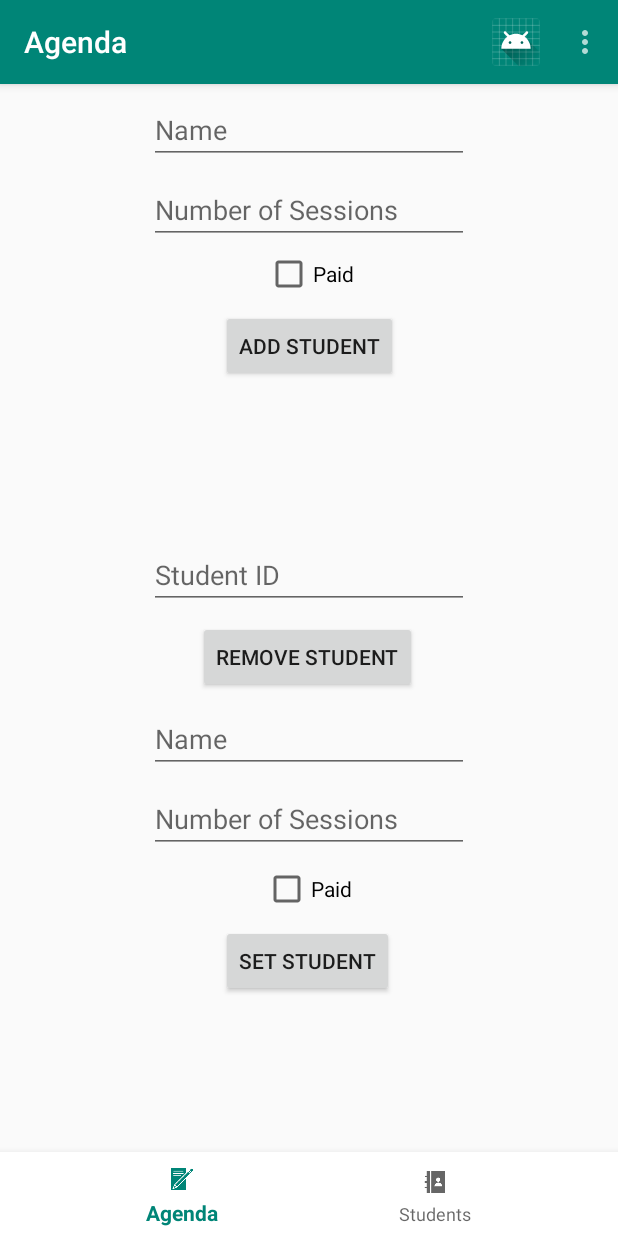
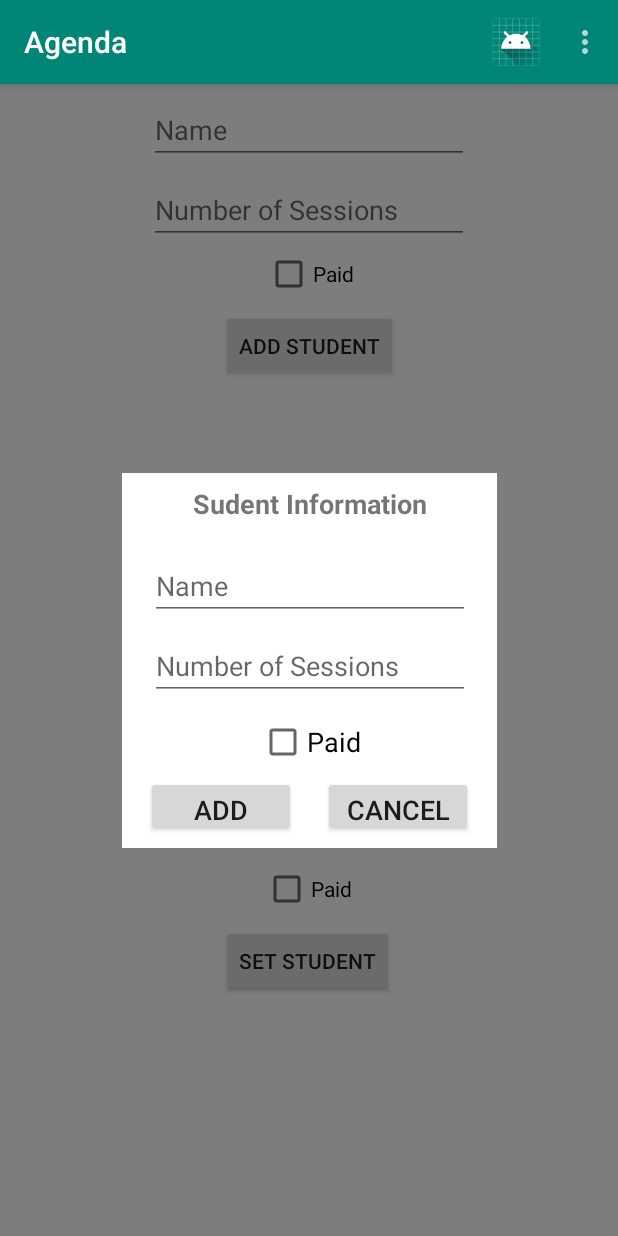
Before and after one commit to Monster25/AcademyApp, an Android app: the screen it shows after launch (MainActivity), in the options menu, after a tap on "Settings", on a phone screen of 412 x 824 dp. Run offline under Robolectric (Android 15) with nearby library versions, the phone set to English and light mode, and no system bars; our stand-ins replace Firebase (no records; nobody signed in at launch, a user with empty details on screens opened directly); 2 statements that could not run were skipped.

Commit message:
added stuff, accessibility, new fragments yus

```diff
--- a/app/src/main/java/com/application/academy/firebase/FirebaseQueryLiveData.java
+++ b/app/src/main/java/com/application/academy/firebase/FirebaseQueryLiveData.java
@@ -27,10 +27,6 @@ public class FirebaseQueryLiveData extends LiveData<DataSnapshot>
         this.query = database;
     }
 
-    public void addStudent()
-    {
-
-    }
 
     @Override
     protected void onActive()
--- a/app/src/main/java/com/application/academy/views/MainActivity.java
+++ b/app/src/main/java/com/application/academy/views/MainActivity.java
@@ -1,13 +1,18 @@
 package com.application.academy.views;
 
+import android.animation.Animator;
 import android.content.res.Configuration;
 import android.os.Bundle;
 //import android.support.v7.app.AppCompatActivity;
 import android.util.Log;
 import android.view.Menu;
 import android.view.MenuItem;
+import android.view.View;
+import android.widget.FrameLayout;
+
 import androidx.appcompat.widget.Toolbar;
 
+import com.application.academy.views.fragments.AddStudentFragment;
 import com.application.academy.views.fragments.AgendaFragment;
 import com.application.academy.firebase.FirebaseAdapter;
 import com.application.academy.R;
@@ -23,6 +28,11 @@ import androidx.annotation.NonNull;
 import androidx.appcompat.app.AppCompatActivity;
 import androidx.fragment.app.Fragment;
 import androidx.fragment.app.FragmentTransaction;
+import androidx.lifecycle.ViewModel;
+import androidx.lifecycle.ViewModelProviders;
+
+import static android.view.View.GONE;
+import static android.view.View.VISIBLE;
 
 
 public class MainActivity extends AppCompatActivity {
@@ -30,12 +40,19 @@ public class MainActivity extends AppCompatActivity {
 
     BottomNavigationView bottomNav;
     Toolbar topNav;
+    private StudentViewModel viewModel;
     private String COMMON_TAG;
-
+    private View fadeBackground;
+    private FrameLayout mainFragmentLayout, addStudentFragmentLayout;
     @Override
     protected void onCreate(final Bundle savedInstanceState) {
         super.onCreate(savedInstanceState);
         setContentView(R.layout.activity_main);
+
+        viewModel = ViewModelProviders.of(this).get(StudentViewModel.class);
+        mainFragmentLayout = findViewById(R.id.fragmentPlaceholder);
+        addStudentFragmentLayout = findViewById(R.id.addStudentFragmentPlaceholder);
+        fadeBackground = findViewById(R.id.fadeBackground);
 
         topNav =  findViewById(R.id.app_toolbar);
         setSupportActionBar(topNav);
@@ -72,28 +89,38 @@ public class MainActivity extends AppCompatActivity {
         getMenuInflater().inflate(R.menu.top_navigation_items,menu);
         return super.onCreateOptionsMenu(menu);
     }
-
+    //Top bar item selection
     @Override
     public boolean onOptionsItemSelected(MenuItem item)
     {
+        Fragment fragment = null;
         switch(item.getItemId())
         {
             case R.id.action_settings:
                 //User chooses the "Settings" item, show the app settings UI
+                fragment = new AddStudentFragment();
                 return true;
 
             case R.id.action_favorite:
-                //User chooses the "Favorite" action, mark the current item
-                //as favorite
+                //Add addStudent Fragment but check if it already exists.
+                fragment = getSupportFragmentManager().findFragmentById(R.id.addStudentFragmentPlaceholder);
+                if (fragment instanceof AddStudentFragment);
+                else
+            {
+                fadeBackground();
+                fragment = new AddStudentFragment();
+                FragmentTransaction ft = getSupportFragmentManager().beginTransaction();
+                ft.replace(R.id.addStudentFragmentPlaceholder, fragment);
+                ft.commit();
+            }
                 return true;
-
             default:
                 return super.onOptionsItemSelected(item);
         }
 
-
     }
 
+    //Bottom Nav Fragment Navigation
     public void displayView(int viewId) {
         Fragment fragment = null;
         String title = getString(R.string.app_name);
@@ -116,7 +143,7 @@ public class MainActivity extends AppCompatActivity {
 
         }
 
-
+        //Switch to that fragment
         if (fragment != null) {
             FragmentTransaction ft = getSupportFragmentManager().beginTransaction();
             ft.replace(R.id.fragmentPlaceholder, fragment);
@@ -126,7 +153,7 @@ public class MainActivity extends AppCompatActivity {
     }
 
 
-
+//Keep fragments from resetting due to orientation
         @Override
     public void onConfigurationChanged(Configuration newConfig)
         {
@@ -141,6 +168,46 @@ public class MainActivity extends AppCompatActivity {
                     Log.i(COMMON_TAG, "portrait");
                 }
         }
+        public StudentViewModel getViewModel()
+        {
+            return viewModel;
+        }
+
+        //Fade background between the two fragments
+
+        public void fadeBackground()
+        {
+            //fadeBackground.setVisibility(View.VISIBLE);
+           // fadeBackground.setAlpha(0f);
+            addStudentFragmentLayout.setClickable(true);
+            bottomNav.setVisibility(GONE);
+            fadeBackground.animate().alpha(0.5f); //grey out value
+
+        }
+
+        public void unFadeBackground()
+        {
+            //ANIMATION - NEED TESTING
+            //fadeBackground.setAlpha(0.5f);
+            addStudentFragmentLayout.setClickable(false);
+            bottomNav.setVisibility(VISIBLE);
+            fadeBackground.animate().alpha(0.0f);
+        }
 
 
+        //Make sure app doesn't close due to pressing back.
+    @Override
+    public void onBackPressed()
+    {
+        Fragment fragment = getSupportFragmentManager().findFragmentById(R.id.addStudentFragmentPlaceholder);
+        if (fragment instanceof AddStudentFragment)
+        {
+            unFadeBackground();
+            getSupportFragmentManager().beginTransaction().remove(fragment).commit();
+        }
+        else
+        {
+            super.onBackPressed();
+        }
+    }
 }
--- /dev/null
+++ b/app/src/main/java/com/application/academy/views/fragments/AddStudentFragment.java
@@ -0,0 +1,81 @@
+package com.application.academy.views.fragments;
+
+import android.os.Bundle;
+import android.view.KeyEvent;
+import android.view.LayoutInflater;
+import android.view.View;
+import android.view.ViewGroup;
+import android.widget.Button;
+import android.widget.CheckBox;
+import android.widget.EditText;
+
+import androidx.fragment.app.Fragment;
+
+import com.application.academy.R;
+import com.application.academy.viewmodel.StudentViewModel;
+import com.application.academy.views.MainActivity;
+
+public class AddStudentFragment extends Fragment {
+
+
+    public static final String KEY_ITEM = "unique_key";
+    public static final String KEY_INDEX = "index_key";
+    private String mTime;
+
+    private StudentViewModel viewModel;
+    private int lastId;
+    private EditText studentName, sessions;
+    private CheckBox paid;
+    private Button addButton, cancelButton;
+
+
+    @Override
+    public View onCreateView(LayoutInflater inflater, ViewGroup parent, Bundle savedInstanceState)
+    {
+        return inflater.inflate(R.layout.addstudent_fragment, parent, false);
+    }
+
+
+    @Override
+    public void onViewCreated(View view, Bundle savedInstanceState)
+    {
+
+        studentName = view.findViewById(R.id.nameField);
+        sessions = view.findViewById(R.id.sessionNumbers);
+        paid = view.findViewById(R.id.paid);
+        addButton = view.findViewById(R.id.addStudentButton);
+        cancelButton = view.findViewById(R.id.cancelButton);
+
+        viewModel = ((MainActivity) getActivity()).getViewModel();
+
+
+        //add student
+        addButton.setOnClickListener(new View.OnClickListener() {
+            @Override
+            public void onClick(View v) {
+                lastId = viewModel.getStudentList().getLastStudent().getId();
+                viewModel.addStudent(studentName.getText().toString(), paid.isChecked(), Integer.parseInt(sessions.getText().toString()), lastId+1);
+                studentName.setText("");
+                paid.setChecked(false);
+                sessions.setText("");
+                ((MainActivity) getActivity()).unFadeBackground();
+                getFragmentManager().beginTransaction().remove(AddStudentFragment.this).commit();
+
+            }
+        });
+
+        //cancel student
+        cancelButton.setOnClickListener(new View.OnClickListener()
+        {
+            @Override
+            public void onClick(View v) {
+                ((MainActivity) getActivity()).unFadeBackground();
+                getFragmentManager().beginTransaction().remove(AddStudentFragment.this).commit();
+
+            }
+        });
+    }
+
+
+
+}
--- a/app/src/main/java/com/application/academy/views/fragments/AgendaFragment.java
+++ b/app/src/main/java/com/application/academy/views/fragments/AgendaFragment.java
@@ -14,6 +14,7 @@ import com.application.academy.R;
 import com.application.academy.model.Student;
 import com.application.academy.model.StudentList;
 import com.application.academy.viewmodel.StudentViewModel;
+import com.application.academy.views.MainActivity;
 
 import androidx.annotation.Nullable;
 import androidx.fragment.app.Fragment;
@@ -62,8 +63,7 @@ public class AgendaFragment extends Fragment {
         sessionNumbers2 = view.findViewById(R.id.sessionNumbers2);
         paid2 = view.findViewById(R.id.paid2);
 
-
-        viewModel = ViewModelProviders.of(this).get(StudentViewModel.class);
+        viewModel = ((MainActivity) getActivity()).getViewModel();
         LiveData<Student> studentLiveData = viewModel.getStudentLiveData();
 
         studentLiveData.observe(this, new Observer<Student>()
@@ -73,7 +73,7 @@ public class AgendaFragment extends Fragment {
                 if (student!=null)
                 {
                     studentList = viewModel.getStudentList();
-                    lastId = studentList.getLastStudent().getId();
+                  //  lastId = studentList.getLastStudent().getId();
 
                     //button.setText(studentList.getStudent(0).getName());
                     // example.setText(studentList.getStudent(0).getName());
--- a/app/src/main/java/com/application/academy/views/fragments/StudentsFragment.java
+++ b/app/src/main/java/com/application/academy/views/fragments/StudentsFragment.java
@@ -10,6 +10,7 @@ import com.application.academy.R;
 import com.application.academy.model.Student;
 import com.application.academy.model.StudentList;
 import com.application.academy.viewmodel.StudentViewModel;
+import com.application.academy.views.MainActivity;
 
 import androidx.annotation.Nullable;
 import androidx.fragment.app.Fragment;
@@ -55,7 +56,7 @@ public class StudentsFragment extends Fragment {
         studentsView.setLayoutManager(new LinearLayoutManager(this.getActivity()));
 
 
-        viewModel = ViewModelProviders.of(this).get(StudentViewModel.class);
+        viewModel = ((MainActivity) getActivity()).getViewModel();
 
         LiveData<Student> studentLiveData = viewModel.getStudentLiveData();
 
@@ -66,7 +67,7 @@ public class StudentsFragment extends Fragment {
                 if (student!=null)
                 {
                     studentList = viewModel.getStudentList();
-                    lastId = studentList.getLastStudent().getId();
+                    //lastId = studentList.getLastStudent().getId();
 
                      //button.setText(studentList.getStudent(0).getName());
 
--- a/app/src/main/res/layout/activity_main.xml
+++ b/app/src/main/res/layout/activity_main.xml
@@ -21,6 +21,23 @@
             android:id="@+id/fragmentPlaceholder"
             android:layout_width="match_parent"
             android:layout_height="match_parent">
+        </FrameLayout>
+
+        <View
+            android:id="@+id/fadeBackground"
+            android:layout_width="match_parent"
+            android:layout_height="match_parent"
+            android:layerType="hardware"
+            android:alpha="0"
+            android:visibility="visible"
+            android:background="@android:color/black">
+
+        </View>
+
+        <FrameLayout
+            android:layout_width="match_parent"
+            android:layout_height="match_parent"
+            android:id="@+id/addStudentFragmentPlaceholder">
         </FrameLayout>
 
 
--- /dev/null
+++ b/app/src/main/res/layout/addstudent_fragment.xml
@@ -0,0 +1,113 @@
+<?xml version="1.0" encoding="utf-8"?>
+<androidx.constraintlayout.widget.ConstraintLayout xmlns:android="http://schemas.android.com/apk/res/android"
+    xmlns:app="http://schemas.android.com/apk/res-auto"
+    xmlns:tools="http://schemas.android.com/tools"
+    android:layout_width="match_parent"
+    android:layout_height="match_parent"
+    android:theme="@style/Theme.AppCompat.Light.NoActionBar">
+
+
+    <FrameLayout
+        android:layout_width="250dp"
+        android:layout_height="250dp"
+        android:layout_marginStart="8dp"
+        android:layout_marginTop="8dp"
+        android:layout_marginEnd="8dp"
+        android:layout_marginBottom="8dp"
+        app:layout_constraintBottom_toBottomOf="parent"
+        app:layout_constraintEnd_toEndOf="parent"
+        app:layout_constraintStart_toStartOf="parent"
+        app:layout_constraintTop_toTopOf="parent">
+
+        <androidx.constraintlayout.widget.ConstraintLayout
+            android:layout_width="match_parent"
+            android:layout_height="match_parent"
+            android:background="#FFFFFF"
+            android:backgroundTint="#FFFFFF">
+
+            <Button
+                android:id="@+id/cancelButton"
+                android:layout_width="100dp"
+                android:layout_height="40dp"
+                android:layout_marginEnd="16dp"
+                android:layout_marginBottom="8dp"
+                android:text="@android:string/cancel"
+                android:textAlignment="center"
+                android:textSize="18sp"
+                app:layout_constraintBottom_toBottomOf="parent"
+                app:layout_constraintEnd_toEndOf="parent" />
+
+            <Button
+                android:id="@+id/addStudentButton"
+                android:layout_width="100dp"
+                android:layout_height="40dp"
+                android:layout_marginStart="16dp"
+                android:layout_marginBottom="8dp"
+                android:text="Add"
+                android:textAlignment="center"
+                android:textSize="18sp"
+                app:layout_constraintBottom_toBottomOf="parent"
+                app:layout_constraintStart_toStartOf="parent" />
+
+            <TextView
+                android:id="@+id/title"
+                android:layout_width="wrap_content"
+                android:layout_height="wrap_content"
+                android:layout_marginStart="8dp"
+                android:layout_marginTop="8dp"
+                android:layout_marginEnd="8dp"
+                android:text="Sudent Information"
+                android:textAlignment="center"
+                android:textSize="18sp"
+                android:textStyle="bold"
+                app:layout_constraintEnd_toEndOf="parent"
+                app:layout_constraintStart_toStartOf="parent"
+                app:layout_constraintTop_toTopOf="parent" />
+
+            <EditText
+                android:id="@+id/nameField"
+                android:layout_width="wrap_content"
+                android:layout_height="wrap_content"
+                android:layout_marginStart="8dp"
+                android:layout_marginTop="20dp"
+                android:layout_marginEnd="8dp"
+                android:ems="10"
+                android:hint="Name"
+                android:inputType="textPersonName"
+                android:textSize="18sp"
+                app:layout_constraintEnd_toEndOf="parent"
+                app:layout_constraintStart_toStartOf="parent"
+                app:layout_constraintTop_toBottomOf="@+id/title" />
+
+            <EditText
+                android:id="@+id/sessionNumbers"
+                android:layout_width="wrap_content"
+                android:layout_height="wrap_content"
+                android:layout_marginStart="8dp"
+                android:layout_marginTop="8dp"
+                android:layout_marginEnd="8dp"
+                android:ems="10"
+                android:hint="Number of Sessions"
+                android:inputType="number"
+                android:textSize="18sp"
+                app:layout_constraintEnd_toEndOf="parent"
+                app:layout_constraintStart_toStartOf="parent"
+                app:layout_constraintTop_toBottomOf="@+id/nameField" />
+
+
+            <CheckBox
+                android:id="@+id/paid"
+                android:layout_width="wrap_content"
+                android:layout_height="wrap_content"
+                android:layout_marginStart="8dp"
+                android:layout_marginTop="12dp"
+                android:layout_marginEnd="8dp"
+                android:text="Paid"
+                android:textSize="18sp"
+                app:layout_constraintEnd_toEndOf="parent"
+                app:layout_constraintStart_toStartOf="parent"
+                app:layout_constraintTop_toBottomOf="@+id/sessionNumbers" />
+
+        </androidx.constraintlayout.widget.ConstraintLayout>
+    </FrameLayout>
+</androidx.constraintlayout.widget.ConstraintLayout>
```
